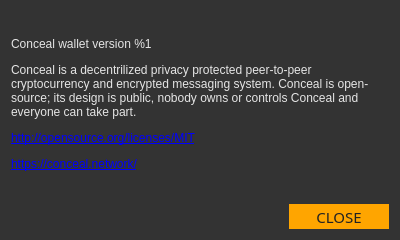
Old version of the form src/gui/ui/aboutdialog.ui in the repository ConcealNetwork/conceal-desktop.
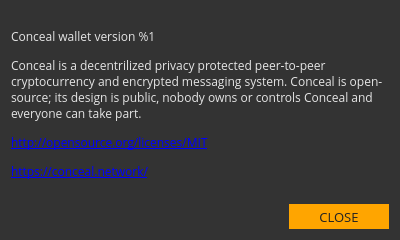
New version of the form.

Patch:
```diff
--- a/src/gui/ui/aboutdialog.ui
+++ b/src/gui/ui/aboutdialog.ui
@@ -45,7 +45,7 @@
      </property>
      <property name="font">
       <font>
-       <family>Arial</family>
+       <family>Open Sans</family>
        <pointsize>9</pointsize>
       </font>
      </property>
@@ -88,8 +88,8 @@
        </property>
        <property name="font">
         <font>
-         <family>Oswald</family>
-         <pointsize>11</pointsize>
+         <family>Open Sans</family>
+         <pointsize>10</pointsize>
         </font>
        </property>
        <property name="styleSheet">
```
